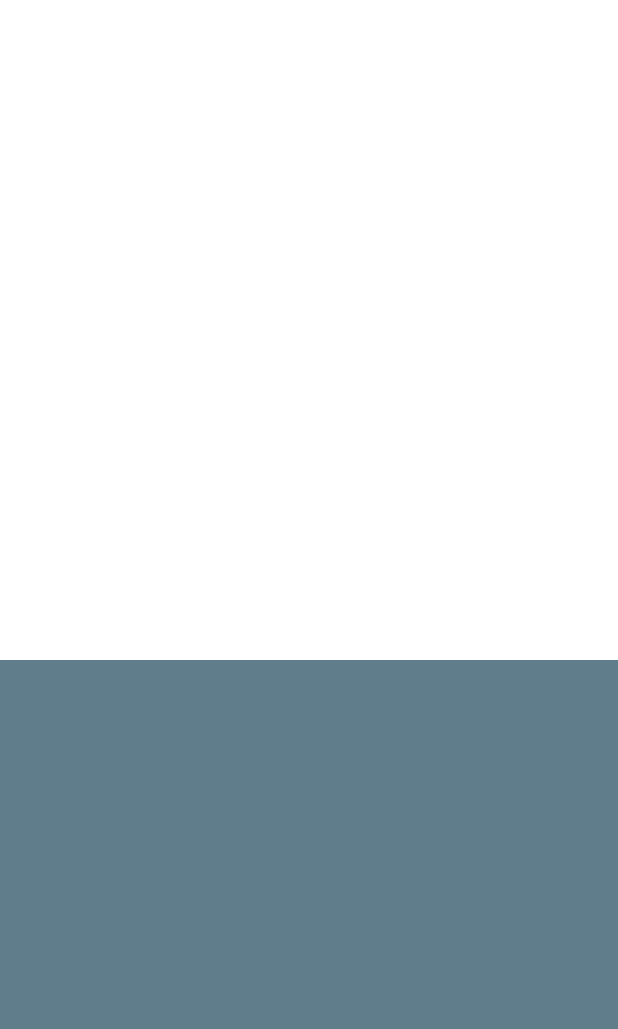
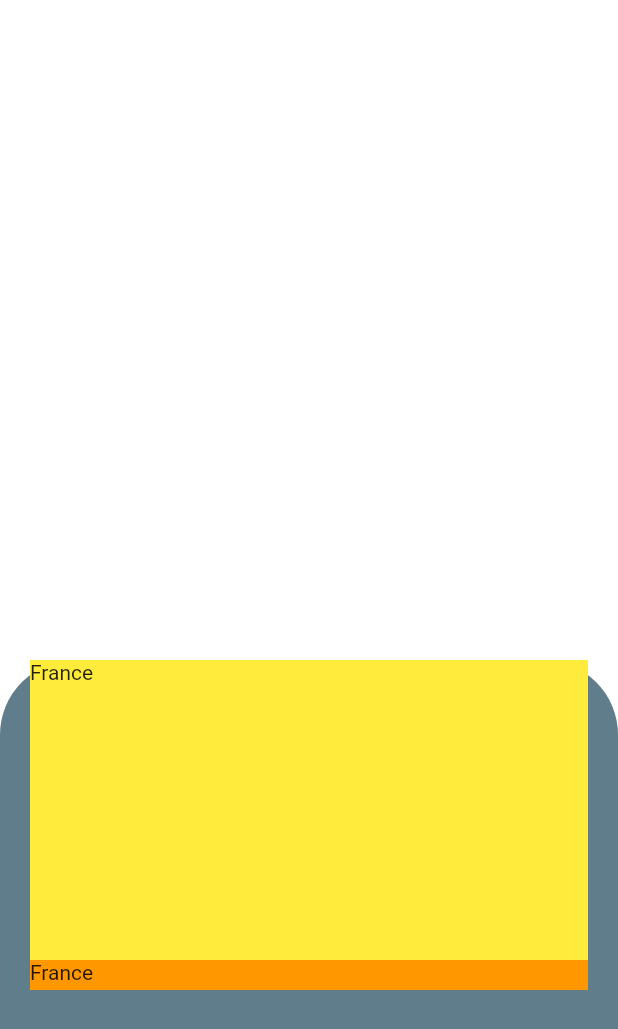
Before and after one commit to france00mf/challenge_flutter_1, a Flutter app: the screen it shows after launch, on a phone screen of 412 x 824 dp. Shown: the top 1029 px of the screen. Run offline on Flutter 3.47's test engine with Material 2 defaults, Android fonts, the phone set to English and light mode, and no system bars.

```diff
--- a/lib/src/ui/home/home.dart
+++ b/lib/src/ui/home/home.dart
@@ -18,14 +18,37 @@ class _HomeState extends State<Home> {
         children: <Widget>[
           Expanded(
             flex: 50,
-            child: Container(
-                //color: Colors.lightBlue[400],
-                ),
+            child: Container(),
           ),
           Expanded(
             flex: 50,
             child: Container(
-              color: Colors.blueGrey,
+              child: Stack(
+                children: <Widget>[
+                  Positioned(
+                      child: Container(
+                          margin: EdgeInsets.only(left: 20, right: 20),
+                          child: ListView(
+                            children: <Widget>[
+                              Container(
+                                height: 200,
+                                color: Colors.yellow,
+                                child: Text("France"),
+                              ),
+                              Container(
+                                height: 20,
+                                color: Colors.orange,
+                                child: Text("France"),
+                              )
+                            ],
+                          ))),
+                ],
+              ),
+              decoration: BoxDecoration(
+                  color: Colors.blueGrey,
+                  borderRadius: BorderRadius.only(
+                      topLeft: Radius.circular(50),
+                      topRight: Radius.circular(50))),
             ),
           )
         ],
```
